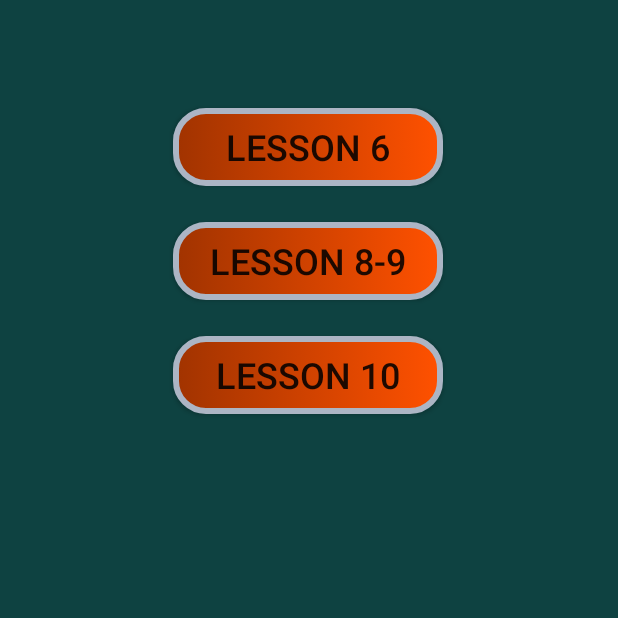
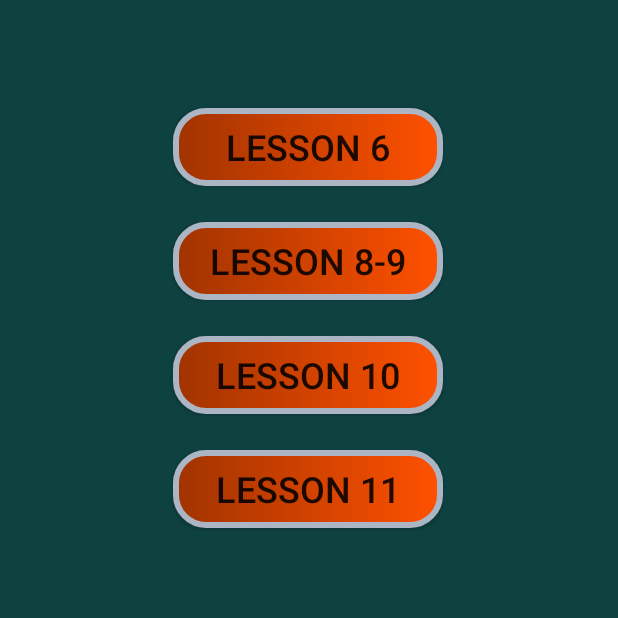
Before and after one commit to AlexPasechnuy/android_lessons, an Android app: the screen it shows after launch (MainActivity), on a phone screen of 412 x 824 dp, the top half of it. Run offline under Robolectric (Android 15) with nearby library versions, the phone set to English and light mode, and no system bars.

Commit message:
Lesson 11 implemented

```diff
--- a/app/build.gradle
+++ b/app/build.gradle
@@ -23,6 +23,7 @@ dependencies {
     implementation fileTree(dir: 'libs', include: ['*.jar'])
     implementation 'androidx.appcompat:appcompat:1.1.0'
     implementation 'androidx.constraintlayout:constraintlayout:1.1.3'
+    implementation 'androidx.legacy:legacy-support-v4:1.0.0'
     testImplementation 'junit:junit:4.12'
     androidTestImplementation 'androidx.test.ext:junit:1.1.1'
     androidTestImplementation 'androidx.test.espresso:espresso-core:3.2.0'
--- a/app/src/main/java/com/example/lessons/Lesson6.java
+++ b/app/src/main/java/com/example/lessons/Lesson6.java
@@ -19,7 +19,6 @@ public class Lesson6 extends AppCompatActivity {
         super.onCreate(savedInstanceState);
         setContentView(R.layout.activity_lesson6);
         addListenerOnButton();
-        setTitle("Lesson 6");
     }
 
     private EditText pass;
@@ -30,7 +29,7 @@ public class Lesson6 extends AppCompatActivity {
 
     public void addListenerOnButton() {
         pass = (EditText) findViewById(R.id.editText);
-        show_hint = (Button) findViewById(R.id.button);
+        show_hint = (Button) findViewById(R.id.button2);
         alert = (Button) findViewById(R.id.alert_btn);
 
         show_hint.setOnClickListener(
--- a/app/src/main/java/com/example/lessons/Lesson8.java
+++ b/app/src/main/java/com/example/lessons/Lesson8.java
@@ -21,7 +21,6 @@ public class Lesson8 extends AppCompatActivity {
     protected void onCreate(Bundle savedInstanceState) {
         super.onCreate(savedInstanceState);
         setContentView(R.layout.activity_lesson8);
-        setTitle("Lesson 8");
         login();
     }
 
--- a/app/src/main/java/com/example/lessons/MainActivity.java
+++ b/app/src/main/java/com/example/lessons/MainActivity.java
@@ -9,7 +9,7 @@ import android.widget.Button;
 
 public class MainActivity extends AppCompatActivity {
 
-    Button lesson_6, lesson_8_9, lesson_10;
+    Button lesson_6, lesson_8_9, lesson_10, lesson_11;
     @Override
     protected void onCreate(Bundle savedInstanceState) {
         super.onCreate(savedInstanceState);
@@ -23,6 +23,7 @@ public class MainActivity extends AppCompatActivity {
         lesson_6 = (Button)findViewById(R.id.lesson_6);
         lesson_8_9 = (Button)findViewById(R.id.lesson_8_9);
         lesson_10 = (Button)findViewById(R.id.lesson_10);
+        lesson_11 = (Button)findViewById(R.id.lesson_11);
 
         lesson_6.setOnClickListener(
                 new View.OnClickListener() {
@@ -53,5 +54,15 @@ public class MainActivity extends AppCompatActivity {
                     }
                 }
         );
+
+        lesson_11.setOnClickListener(
+                new View.OnClickListener() {
+                    @Override
+                    public void onClick(View v) {
+                        Intent intent = new Intent(".Lesson11");
+                        startActivity(intent);
+                    }
+                }
+        );
     }
 }
--- a/app/src/main/res/layout/activity_lesson10.xml
+++ b/app/src/main/res/layout/activity_lesson10.xml
@@ -24,6 +24,7 @@
         android:layout_width="match_parent"
         android:layout_height="50dp"
         android:layout_alignParentBottom="true"
+        android:background="@drawable/fields"
         android:layout_marginBottom="0dp" />
 
 </RelativeLayout>
--- a/app/src/main/res/layout/activity_lesson6.xml
+++ b/app/src/main/res/layout/activity_lesson6.xml
@@ -68,7 +68,7 @@
             android:layout_marginBottom="32dp"
             android:ems="10"
             android:inputType="textPersonName"
-            app:layout_constraintBottom_toTopOf="@+id/button"
+            app:layout_constraintBottom_toTopOf="@+id/button2"
             app:layout_constraintEnd_toEndOf="parent"
             app:layout_constraintStart_toStartOf="parent" />
     </androidx.constraintlayout.widget.ConstraintLayout>
--- a/app/src/main/res/layout/activity_main.xml
+++ b/app/src/main/res/layout/activity_main.xml
@@ -6,6 +6,19 @@
     android:layout_height="match_parent"
     android:background="@color/colorPrimaryDark"
     tools:context=".MainActivity">
+
+     <Button
+         android:id="@+id/lesson_11"
+         android:layout_width="180dp"
+         android:layout_height="52dp"
+         android:layout_marginTop="24dp"
+         android:background="@drawable/button"
+         android:text="lesson 11"
+         android:textSize="24sp"
+         app:layout_constraintEnd_toEndOf="parent"
+         app:layout_constraintHorizontal_bias="0.497"
+         app:layout_constraintStart_toStartOf="parent"
+         app:layout_constraintTop_toBottomOf="@+id/lesson_10" />
 
      <Button
          android:id="@+id/lesson_10"
@@ -45,5 +58,4 @@
         app:layout_constraintHorizontal_bias="0.497"
         app:layout_constraintStart_toStartOf="parent"
         app:layout_constraintTop_toTopOf="parent" />
-
 </androidx.constraintlayout.widget.ConstraintLayout>
--- a/app/src/main/res/values/strings.xml
+++ b/app/src/main/res/values/strings.xml
@@ -1,4 +1,7 @@
 <resources>
     <string name="app_name">Lessons</string>
     <string name="lesson_6">Lesson 6</string>
+
+    <!-- TODO: Remove or change this placeholder text -->
+    <string name="hello_blank_fragment">Hello blank fragment</string>
 </resources>
```
Also changed, not shown: app/src/main/AndroidManifest.xml (+8 -0 lines), app/src/main/java/com/example/lessons/FragmentOne.java (added, +21 -0 lines), app/src/main/java/com/example/lessons/FragmentTwo.java (added, +20 -0 lines), app/src/main/java/com/example/lessons/Lesson11.java (added, +34 -0 lines), app/src/main/res/layout/activity_lesson11.xml (added, +29 -0 lines), app/src/main/res/layout/fragment_fragment_one.xml (added, +14 -0 lines), app/src/main/res/layout/fragment_fragment_two.xml (added, +14 -0 lines).
